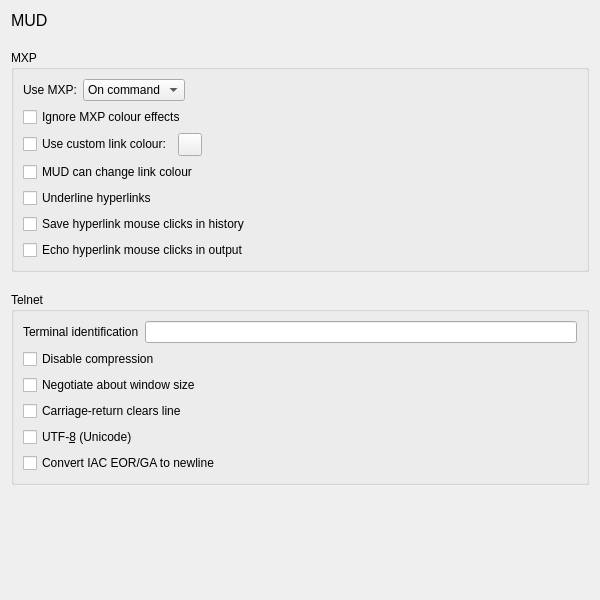
Old version of the form smushclient-qt/cpp/ui/prefs/mud.ui in the repository jnbooth/smushclient.
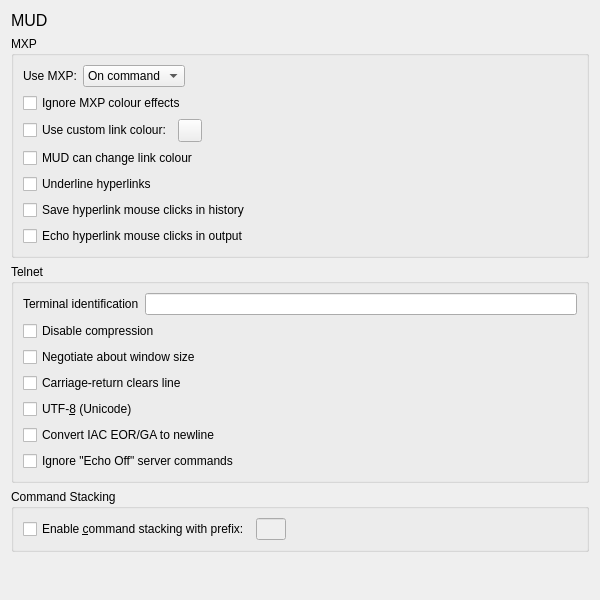
New version of the form. Custom widgets are drawn as their Qt base class.

Commit message: remove unused command prefs

```diff
--- a/smushclient-qt/cpp/ui/prefs/mud.ui
+++ b/smushclient-qt/cpp/ui/prefs/mud.ui
@@ -14,9 +14,6 @@
    <string>Output</string>
   </property>
   <layout class="QVBoxLayout" name="verticalLayout">
-   <property name="spacing">
-    <number>20</number>
-   </property>
    <item>
     <widget class="QLabel" name="label_title">
      <property name="sizePolicy">
@@ -181,10 +178,7 @@
      <property name="title">
       <string>Telnet</string>
      </property>
-     <layout class="QVBoxLayout" name="_checkboxes">
-      <property name="spacing">
-       <number>6</number>
-      </property>
+     <layout class="QVBoxLayout" name="verticalLayout_3">
       <item>
        <layout class="QHBoxLayout" name="horizontalLayout_1">
         <item>
@@ -233,6 +227,67 @@
          <string>Convert IAC EOR/GA to newline</string>
         </property>
        </widget>
+      </item>
+      <item>
+       <widget class="QCheckBox" name="NoEchoOff">
+        <property name="text">
+         <string>Ignore &quot;Echo Off&quot; server commands</string>
+        </property>
+       </widget>
+      </item>
+     </layout>
+    </widget>
+   </item>
+   <item>
+    <widget class="QGroupBox" name="_command_stacking">
+     <property name="title">
+      <string>Command Stacking</string>
+     </property>
+     <layout class="QHBoxLayout" name="horizontalLayout_2">
+      <property name="spacing">
+       <number>-1</number>
+      </property>
+      <item>
+       <widget class="QCheckBox" name="EnableCommandStack">
+        <property name="text">
+         <string>Enable &amp;command stacking with prefix:</string>
+        </property>
+       </widget>
+      </item>
+      <item>
+       <widget class="QLineEdit" name="CommandStackCharacter">
+        <property name="enabled">
+         <bool>false</bool>
+        </property>
+        <property name="sizePolicy">
+         <sizepolicy hsizetype="Fixed" vsizetype="Fixed">
+          <horstretch>0</horstretch>
+          <verstretch>0</verstretch>
+         </sizepolicy>
+        </property>
+        <property name="maximumSize">
+         <size>
+          <width>30</width>
+          <height>16777215</height>
+         </size>
+        </property>
+        <property name="maxLength">
+         <number>1</number>
+        </property>
+       </widget>
+      </item>
+      <item>
+       <spacer name="horizontalSpacer_4">
+        <property name="orientation">
+         <enum>Qt::Orientation::Horizontal</enum>
+        </property>
+        <property name="sizeHint" stdset="0">
+         <size>
+          <width>600</width>
+          <height>20</height>
+         </size>
+        </property>
+       </spacer>
       </item>
      </layout>
     </widget>
```
The commit also changes 18 other files.
